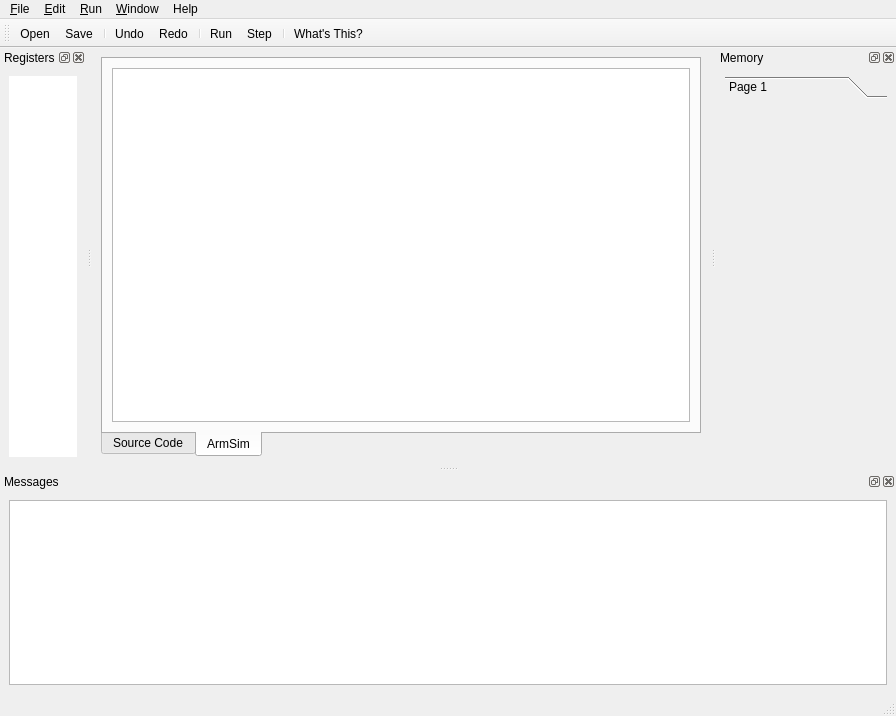
Above: ui/mainwindow.ui from barrachi/qtarmsim before the change. Below: the same form after it.
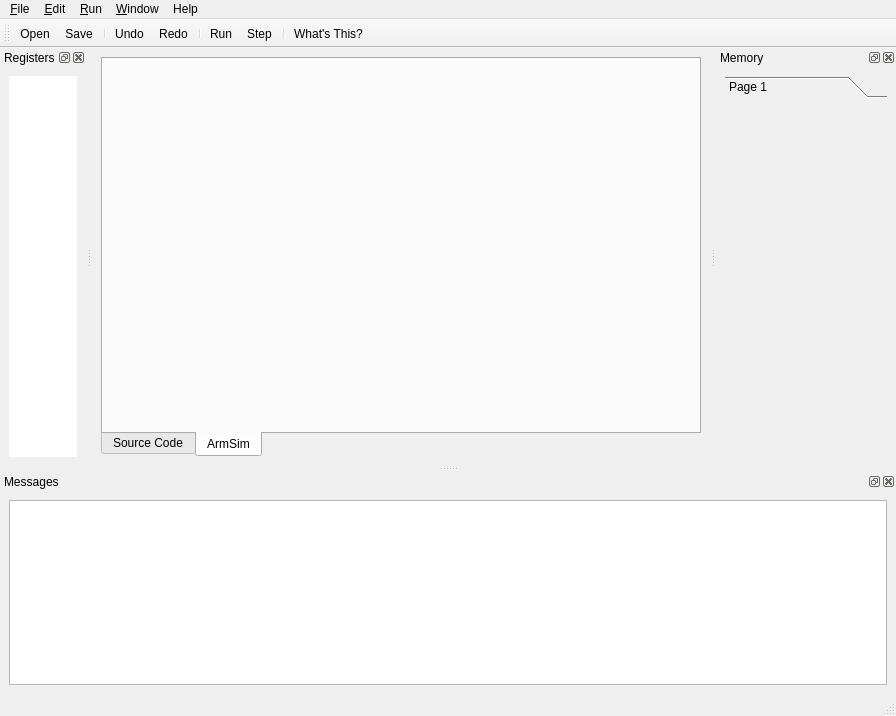
That is the form after the change. The open tabs and pages were chosen to show the change. Icons and pictures are not drawn. Custom widgets are drawn as their Qt base class.

Patch:
```diff
--- a/ui/mainwindow.ui
+++ b/ui/mainwindow.ui
@@ -78,11 +78,7 @@
        <attribute name="title">
         <string>ArmSim</string>
        </attribute>
-       <layout class="QVBoxLayout" name="verticalLayout_2">
-        <item>
-         <widget class="QTextEdit" name="textEditAssembler"/>
-        </item>
-       </layout>
+       <layout class="QVBoxLayout" name="verticalLayoutArmSim"/>
       </widget>
      </widget>
     </item>
```
Left out of the diff: 4 changed lines with no effect on the pictures.
